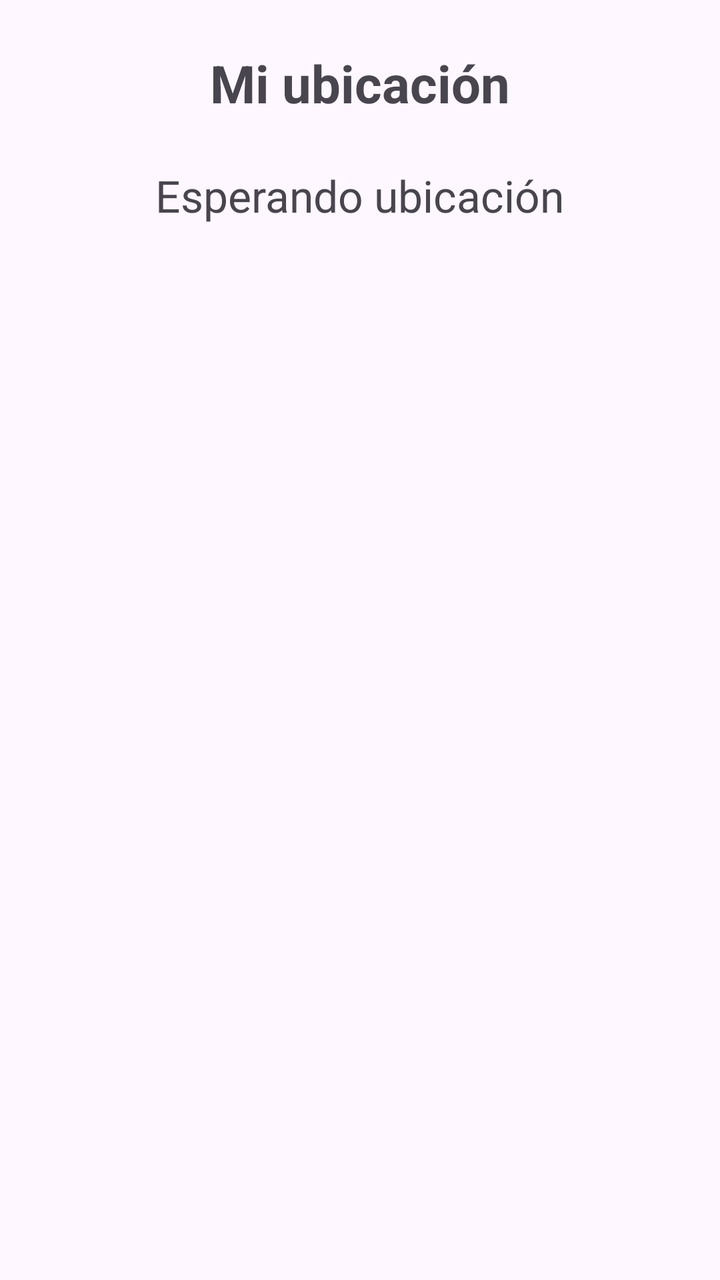
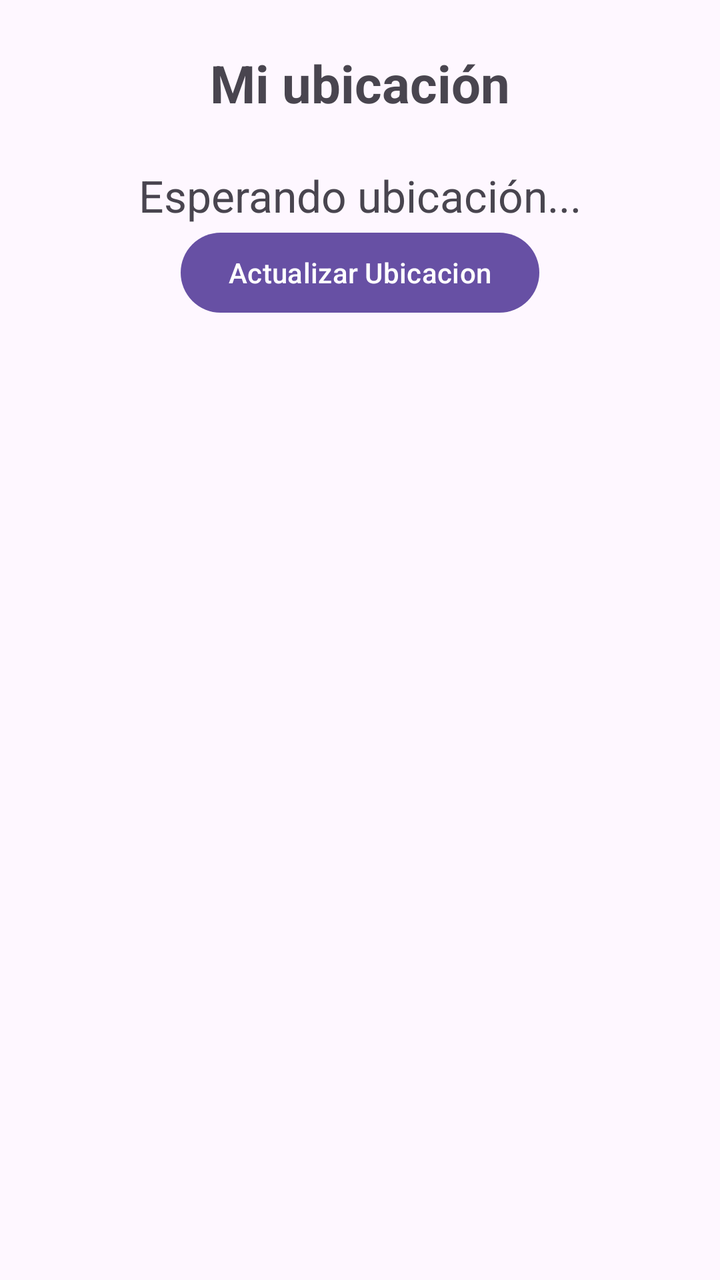

Two renders of the same Android screen: before a commit and after it. Below are the layout's source before the change and the commit's diff.
<!-- AndroidManifest.xml: application theme Theme.BrujulaDigital -->
<!-- res/layout/activity_mapa.xml -->
<?xml version="1.0" encoding="utf-8"?>
<LinearLayout xmlns:android="http://schemas.android.com/apk/res/android"
    android:layout_width="match_parent"
    android:layout_height="match_parent"
    android:orientation="vertical"
    android:gravity="center_horizontal">

    <TextView
        android:id="@+id/txtTituloMapa"
        android:layout_width="wrap_content"
        android:layout_height="wrap_content"
        android:textSize="26sp"
        android:textStyle="bold"
        android:text="Mi ubicación"
        android:layout_marginTop="24dp"/>

    <TextView
        android:id="@+id/txtTituloMapa"
        android:layout_width="wrap_content"
        android:layout_height="wrap_content"
        android:textSize="22sp"
        android:text="Esperando ubicación"
        android:layout_marginTop="24dp" />
</LinearLayout>
<!-- resources referenced by this layout -->
<resources>
  <style name="Theme.BrujulaDigital" parent="Base.Theme.BrujulaDigital" />
  <style name="Base.Theme.BrujulaDigital" parent="Theme.Material3.DayNight.NoActionBar">
          
          
      </style>
</resources>

<!-- the commit's change to res/layout/activity_mapa.xml (unified diff, before → after) -->
@@ -15,10 +15,17 @@
         android:layout_marginTop="24dp"/>
 
     <TextView
-        android:id="@+id/txtTituloMapa"
+        android:id="@+id/txtUbicacion"
         android:layout_width="wrap_content"
         android:layout_height="wrap_content"
         android:textSize="22sp"
-        android:text="Esperando ubicación"
+        android:text="Esperando ubicación..."
+        android:layout_gravity="center"
         android:layout_marginTop="24dp" />
+
+    <Button
+        android:id="@+id/btnActualizarUbicacion"
+        android:layout_width="wrap_content"
+        android:layout_height="wrap_content"
+        android:text="Actualizar Ubicacion" />
 </LinearLayout>
